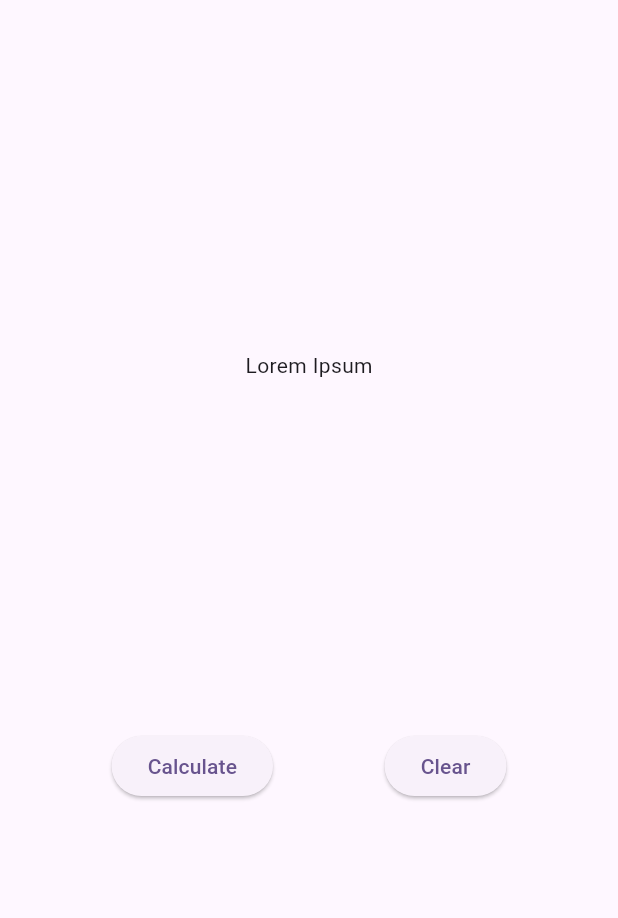
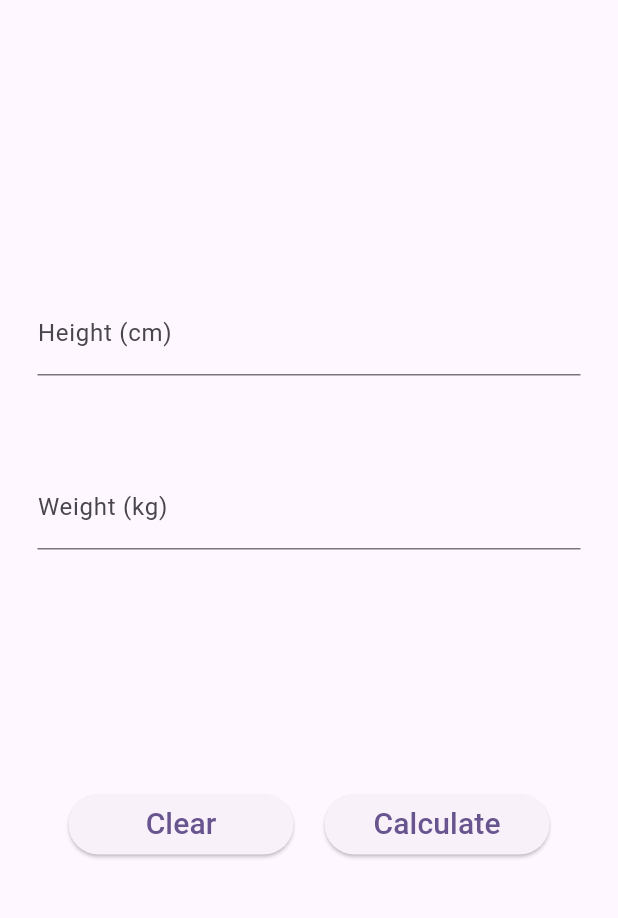
Before and after one commit to Roccoriu/flutter_bmi, a Flutter app: the Calculator screen opened by its route, on a phone screen of 412 x 824 dp, the part 84-1002 px from its top. Run offline on Flutter 3.47's test engine with Material 2 defaults, Android fonts, the phone set to English and light mode, and no system bars; our stand-ins replace flutter_redux, go_router, redux.

Commit message:
feat: can now calculate and store bmi to store.

```diff
--- a/lib/actions/actions.dart
+++ /dev/null
@@ -1,3 +0,0 @@
-class IncrementAction {
-  IncrementAction();
-}
--- /dev/null
+++ b/lib/components/bmi_form.dart
@@ -0,0 +1,99 @@
+import 'package:bmi_calculator/store/actions/actions.dart';
+import 'package:flutter/material.dart';
+import 'package:flutter_redux/flutter_redux.dart';
+import 'package:go_router/go_router.dart';
+
+import '../store/model/app_state.dart';
+
+class BmiForm extends StatefulWidget {
+  const BmiForm({Key? key}) : super(key: key);
+
+  @override
+  State<BmiForm> createState() => _BmiFormState();
+}
+
+class _BmiFormState extends State<BmiForm> {
+  final heightController = TextEditingController();
+  final weightController = TextEditingController();
+
+  @override
+  Widget build(BuildContext context) {
+    return Padding(
+      padding: const EdgeInsets.symmetric(horizontal: 25, vertical: 35),
+      child: Column(mainAxisAlignment: MainAxisAlignment.spaceEvenly, children: [
+        Column(children: [
+          TextFormField(
+            controller: heightController,
+            keyboardType: TextInputType.number,
+            decoration: const InputDecoration(
+              labelText: 'Height (cm)',
+              hintText: 'Enter your height in cm',
+            ),
+          ),
+          const SizedBox(height: 60),
+          TextFormField(
+            controller: weightController,
+            keyboardType: TextInputType.number,
+            decoration: const InputDecoration(
+              labelText: 'Weight (kg)',
+              hintText: 'Enter your weight in kg',
+            ),
+          )
+        ]),
+        Row(
+          mainAxisAlignment: MainAxisAlignment.spaceEvenly,
+          children: [
+            SizedBox(
+                width: 150,
+                child: ElevatedButton(
+                  child: const Text(
+                    'Clear',
+                    style: TextStyle(fontSize: 20),
+                  ),
+                  onPressed: () {
+                    heightController.clear();
+                    weightController.clear();
+                  },
+                )),
+            SizedBox(
+                width: 150,
+                child: ElevatedButton(
+                  child: const Text(
+                    'Calculate',
+                    style: TextStyle(fontSize: 20),
+                  ),
+                  onPressed: () {
+                    sendToStore();
+                    context.go('/result');
+                  },
+                )),
+          ],
+        ),
+      ]),
+    );
+  }
+
+  // TODO: maybe move this to a utils file
+  double bmiCalc(double height, double weight) {
+    return (weight / ((height / 100) * (height / 100)));
+  }
+
+  void sendToStore() {
+    // TODO: make sure you need this
+    var height = double.parse(heightController.text);
+    var weight = double.parse(weightController.text);
+    var bmi = bmiCalc(height, weight);
+
+    // TODO: refactor this to be more legible
+    StoreProvider.of<AppState>(context).dispatch(SetHeightAction(height));
+    StoreProvider.of<AppState>(context).dispatch(SetWeightAction(weight));
+    StoreProvider.of<AppState>(context).dispatch(SetBmiResultAction(bmi));
+  }
+
+  @override
+  void dispose() {
+    heightController.dispose();
+    weightController.dispose();
+    super.dispose();
+  }
+}
--- a/lib/layout/calculator.dart
+++ b/lib/layout/calculator.dart
@@ -1,3 +1,4 @@
+import 'package:bmi_calculator/components/bmi_form.dart';
 import 'package:bmi_calculator/layout/drawer.dart';
 import 'package:flutter/material.dart';
 
@@ -7,29 +8,14 @@ class Calculator extends StatelessWidget {
   @override
   Widget build(BuildContext context) {
     return Scaffold(
+        resizeToAvoidBottomInset: false,
         appBar: AppBar(
             foregroundColor: Colors.white,
             backgroundColor: Colors.deepPurple,
             title: const Text('Calculator')),
         drawer: const NavDrawer(),
-        body: Center(
-            child: Column(
-                mainAxisAlignment: MainAxisAlignment.spaceEvenly,
-                children: [
-              const Text('Lorem Ipsum'),
-              Row(
-                mainAxisAlignment: MainAxisAlignment.spaceEvenly,
-                children: [
-                  ElevatedButton(
-                    child: const Text('Calculate'),
-                    onPressed: () => () {},
-                  ),
-                  ElevatedButton(
-                    child: const Text('Clear'),
-                    onPressed: () => () {},
-                  ),
-                ],
-              ),
-            ])));
+        body: const Center(
+          child: BmiForm(),
+        ));
   }
 }
--- a/lib/main.dart
+++ b/lib/main.dart
@@ -1,6 +1,6 @@
-import 'package:bmi_calculator/model/models.dart';
-import 'package:bmi_calculator/reducers/app_reducers.dart';
 import 'package:bmi_calculator/routes/router.dart';
+import 'package:bmi_calculator/store/model/app_state.dart';
+import 'package:bmi_calculator/store/reducers/app_reducers.dart';
 import 'package:flutter/material.dart';
 import 'package:flutter_redux/flutter_redux.dart';
 import 'package:redux/redux.dart';
--- a/lib/routes/router.dart
+++ b/lib/routes/router.dart
@@ -1,3 +1,4 @@
+import 'package:bmi_calculator/layout/result.dart';
 import 'package:flutter/material.dart';
 import 'package:go_router/go_router.dart';
 
@@ -10,10 +11,10 @@ final GoRouter router = GoRouter(
       path: '/calculator',
       builder: (context, state) => const Calculator(),
     ),
-    //GoRoute(
-    //  path: '/rating',
-    //  pageBuilder: (context, state) => const Rating(),
-    //),
+    GoRoute(
+      path: '/result',
+      builder: (context, state) => const Result(),
+    ),
     //GoRoute(
     //  path: '/history',
     //  pageBuilder: (context, state) => const History(),
--- /dev/null
+++ b/lib/store/actions/actions.dart
@@ -0,0 +1,17 @@
+class SetHeightAction {
+  final double payload;
+
+  SetHeightAction(this.payload);
+}
+
+class SetWeightAction {
+  final double payload;
+
+  SetWeightAction(this.payload);
+}
+
+class SetBmiResultAction {
+  final double payload;
+
+  SetBmiResultAction(this.payload);
+}
--- /dev/null
+++ b/lib/store/model/app_state.dart
@@ -0,0 +1,20 @@
+import 'package:meta/meta.dart';
+
+const initialState = AppState(
+  height: 0,
+  weight: 0,
+  bmiResult: 0,
+);
+
+@immutable
+class AppState {
+  final double height;
+  final double weight;
+  final double bmiResult;
+
+  const AppState({required this.height, required this.weight, required this.bmiResult});
+  @override
+  String toString() {
+    return 'AppState{counter: $height, title: $weight, reduxSetup: $bmiResult}';
+  }
+}
--- /dev/null
+++ b/lib/store/reducers/app_reducers.dart
@@ -0,0 +1,10 @@
+import '../model/app_state.dart';
+import 'bmi_reducer.dart';
+
+AppState appReducer(AppState state, action) {
+  return AppState(
+    height: heightReducer(state.height, action),
+    weight: weightReducer(state.weight, action),
+    bmiResult: bmiReducer(state.bmiResult, action),
+  );
+}
```
Also changed, not shown: lib/layout/result.dart (added, +25 -0 lines), lib/model/app_state.dart (deleted, +0 -22 lines), lib/reducers/app_reducers.dart (deleted, +0 -10 lines), lib/reducers/increment_reducer.dart (deleted, +0 -9 lines), lib/store/reducers/bmi_reducer.dart (added, +20 -0 lines), lib/store/model/models.dart (renamed from lib/model/models.dart).
